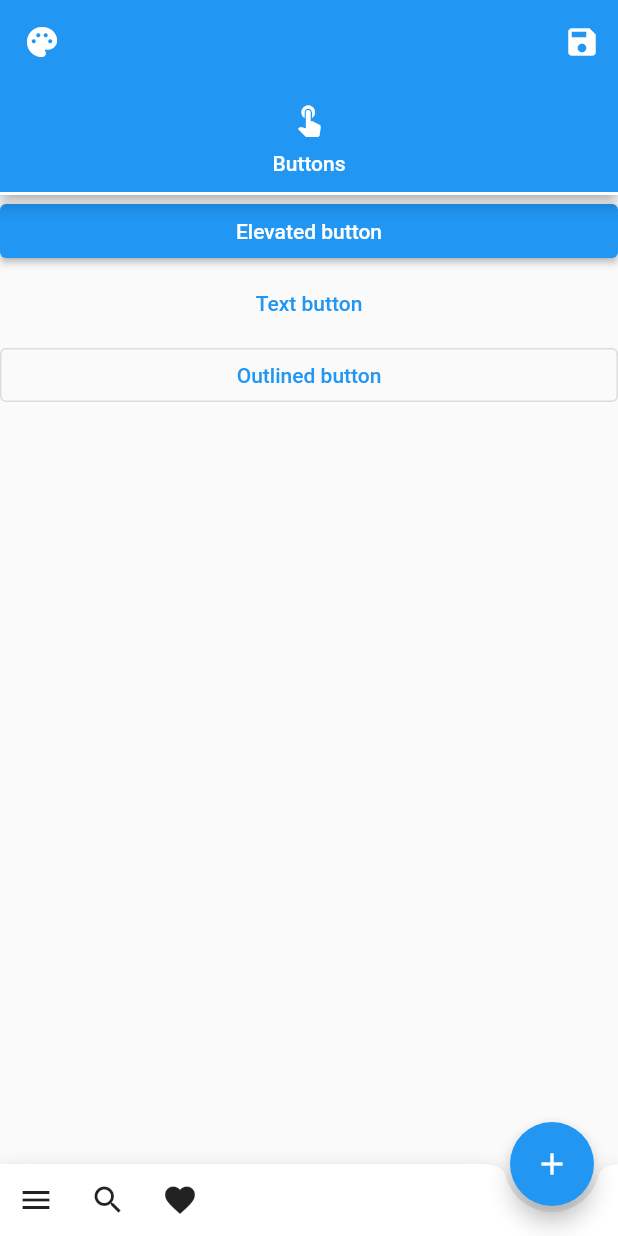
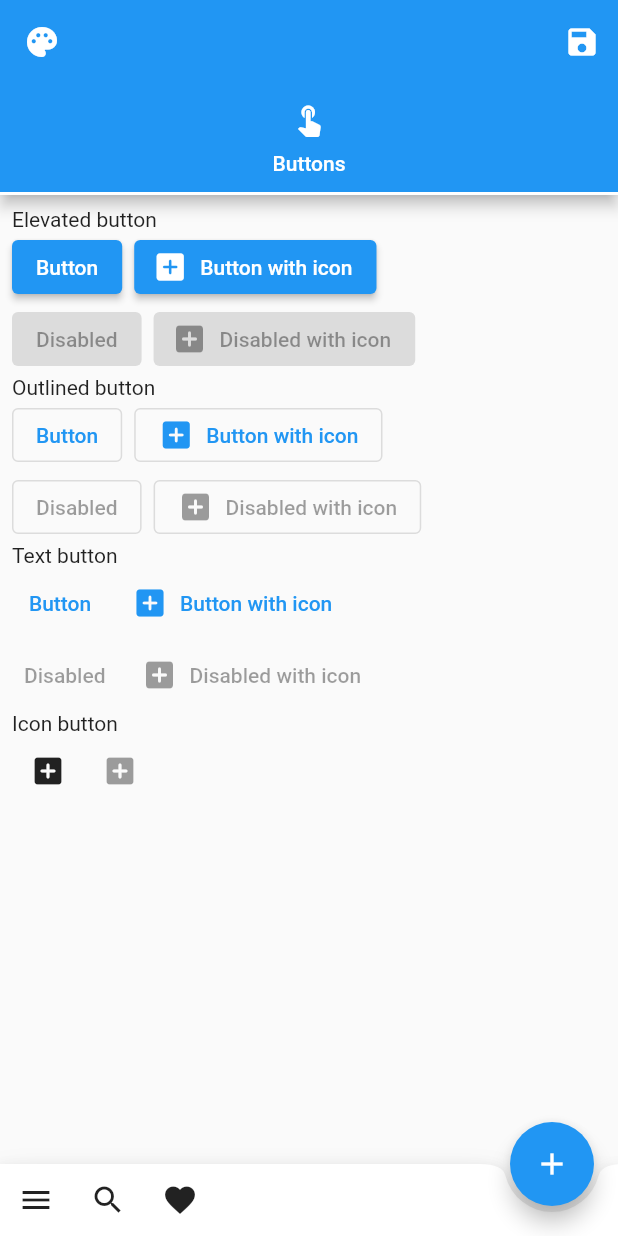
Before and after one commit to shilangyu/theme_customizer, a Flutter app: the screen it shows after launch, on a phone screen of 412 x 824 dp. Run offline on Flutter 3.47's test engine with Material 2 defaults, Android fonts, the phone set to English and light mode, and no system bars; our stand-ins replace flutter_colorpicker.

Commit message:
Improve button preview

```diff
--- a/lib/src/custom_theme.dart
+++ b/lib/src/custom_theme.dart
@@ -27,6 +27,7 @@ class CustomTheme {
   Color selectedRowColor;
   Color unselectedWidgetColor;
   Color disabledColor;
+  // TODO: pretty sure that is deprecated?
   Color buttonColor;
   Color secondaryHeaderColor;
   Color dialogBackgroundColor;
--- a/lib/src/preview/buttons_preview_tab.dart
+++ b/lib/src/preview/buttons_preview_tab.dart
@@ -12,18 +12,109 @@ class ButtonsPreviewTab extends StatelessWidget implements PreviewTab {
   @override
   Widget build(BuildContext context) {
     return ListView(
+      padding: EdgeInsets.all(8),
       children: [
-        ElevatedButton(
-          onPressed: () {},
-          child: Text('Elevated button'),
+        Text('Elevated button'),
+        Row(
+          children: [
+            ElevatedButton(
+              onPressed: () {},
+              child: Text('Button'),
+            ),
+            const SizedBox(width: 8),
+            ElevatedButton.icon(
+              onPressed: () {},
+              label: Text('Button with icon'),
+              icon: Icon(Icons.add_box_rounded),
+            ),
+          ],
         ),
-        TextButton(
-          onPressed: () {},
-          child: Text('Text button'),
+        Row(
+          children: [
+            ElevatedButton(
+              onPressed: null,
+              child: Text('Disabled'),
+            ),
+            const SizedBox(width: 8),
+            ElevatedButton.icon(
+              onPressed: null,
+              label: Text('Disabled with icon'),
+              icon: Icon(Icons.add_box_rounded),
+            ),
+          ],
         ),
-        OutlinedButton(
-          onPressed: () {},
-          child: Text('Outlined button'),
+        Text('Outlined button'),
+        Row(
+          children: [
+            OutlinedButton(
+              onPressed: () {},
+              child: Text('Button'),
+            ),
+            const SizedBox(width: 8),
+            OutlinedButton.icon(
+              onPressed: () {},
+              label: Text('Button with icon'),
+              icon: Icon(Icons.add_box_rounded),
+            ),
+          ],
+        ),
+        Row(
+          children: [
+            OutlinedButton(
+              onPressed: null,
+              child: Text('Disabled'),
+            ),
+            const SizedBox(width: 8),
+            OutlinedButton.icon(
+              onPressed: null,
+              label: Text('Disabled with icon'),
+              icon: Icon(Icons.add_box_rounded),
+            ),
+          ],
+        ),
+        Text('Text button'),
+        Row(
+          children: [
+            TextButton(
+              onPressed: () {},
+              child: Text('Button'),
+            ),
+            const SizedBox(width: 8),
+            TextButton.icon(
+              onPressed: () {},
+              label: Text('Button with icon'),
+              icon: Icon(Icons.add_box_rounded),
+            ),
+          ],
+        ),
+        Row(
+          children: [
+            TextButton(
+              onPressed: null,
+              child: Text('Disabled'),
+            ),
+            const SizedBox(width: 8),
+            TextButton.icon(
+              onPressed: null,
+              label: Text('Disabled with icon'),
+              icon: Icon(Icons.add_box_rounded),
+            ),
+          ],
+        ),
+        Text('Icon button'),
+        Row(
+          children: [
+            IconButton(
+              icon: Icon(Icons.add_box_rounded),
+              onPressed: () {},
+              tooltip: 'Button',
+            ),
+            IconButton(
+              icon: Icon(Icons.add_box_rounded),
+              onPressed: null,
+              tooltip: 'Disabled',
+            ),
+          ],
         ),
       ],
     );
```
Also changed, not shown: 1 other file.
